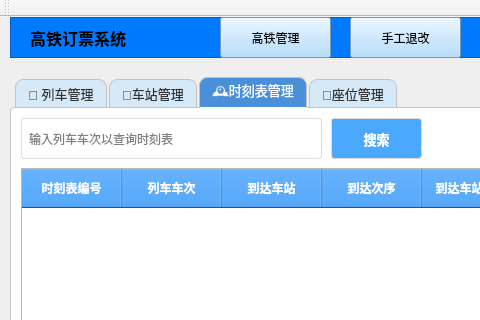
First picture: the form in AdministratorMainWindow.ui, repository AzureXu2005/HighSpeedRailSystem, before the edit; both pictures show x 0 to 480 and y 0 to 320 of the 973 by 634 pixel window.
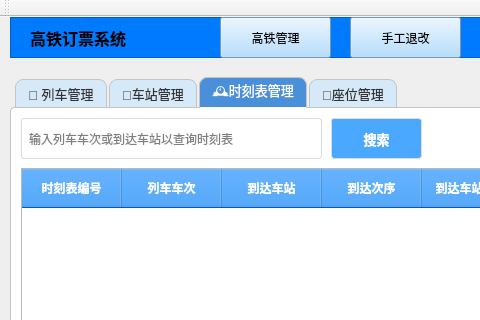
Second picture: the form after the edit. The open tabs and pages were chosen to show the change. Icons and pictures are not drawn.

```diff
--- a/AdministratorMainWindow.ui
+++ b/AdministratorMainWindow.ui
@@ -589,7 +589,7 @@
          <string/>
         </property>
         <property name="placeholderText">
-         <string>输入列车车次以查询时刻表</string>
+         <string>输入列车车次或到达车站以查询时刻表</string>
         </property>
        </widget>
        <widget class="QPushButton" name="pushButtonScheduleS">
```
